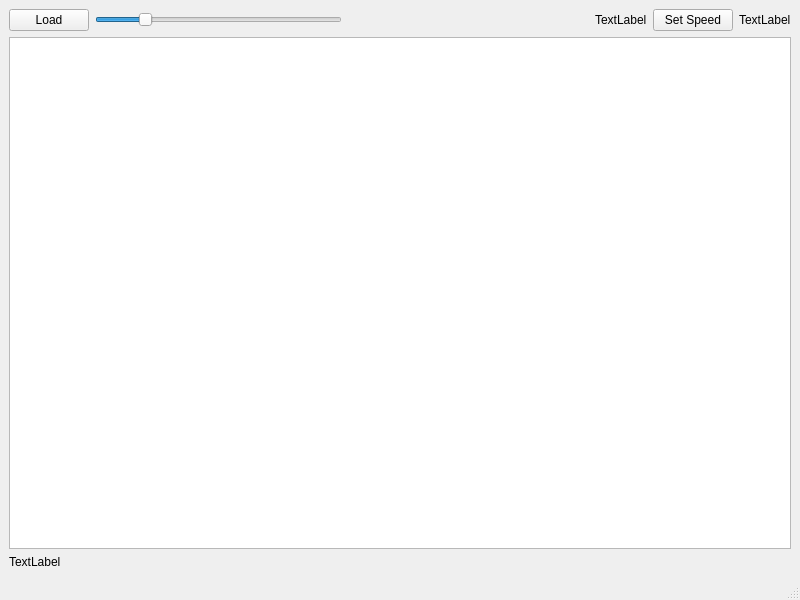
First picture: the form in mainwindow.ui, repository Faz0lek/vut-fit-icp, before the edit.
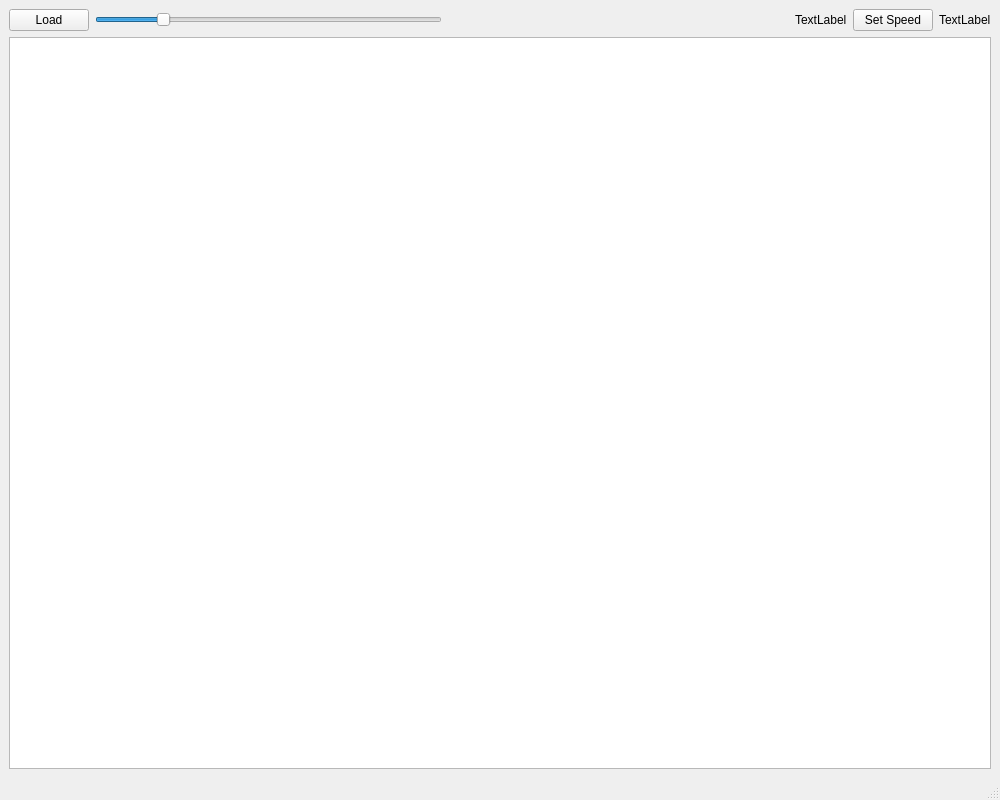
Second picture: the form after the edit.

Patch:
```diff
--- a/mainwindow.ui
+++ b/mainwindow.ui
@@ -6,8 +6,8 @@
    <rect>
     <x>0</x>
     <y>0</y>
-    <width>800</width>
-    <height>600</height>
+    <width>1000</width>
+    <height>800</height>
    </rect>
   </property>
   <property name="windowTitle">
@@ -86,13 +86,6 @@
       </property>
      </widget>
     </item>
-    <item>
-     <widget class="QLabel" name="routeInfoLabel">
-      <property name="text">
-       <string>TextLabel</string>
-      </property>
-     </widget>
-    </item>
    </layout>
   </widget>
   <widget class="QStatusBar" name="statusbar"/>
```
